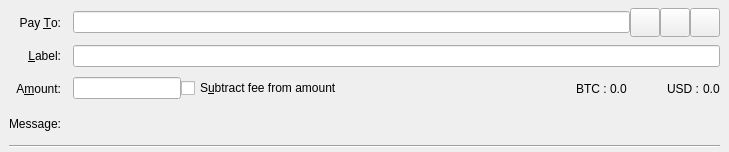
The window that src/qt/forms/sendcoinsentry.ui (Kore-Core/KORE) describes before a commit, drawn with Qt 5.
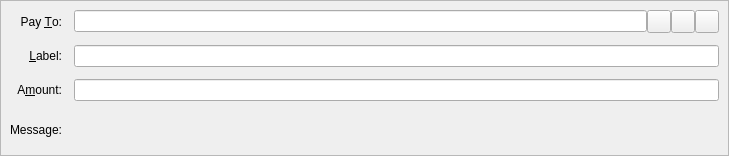
The same window after the commit. Icons and pictures are not drawn. Custom widgets are drawn as their Qt base class.

```diff
--- a/src/qt/forms/sendcoinsentry.ui
+++ b/src/qt/forms/sendcoinsentry.ui
@@ -7,7 +7,7 @@
     <x>0</x>
     <y>0</y>
     <width>729</width>
-    <height>152</height>
+    <height>156</height>
    </rect>
   </property>
   <property name="focusPolicy">
@@ -21,21 +21,15 @@
     <string>This is a normal payment.</string>
    </property>
    <property name="frameShape">
-    <enum>QFrame::NoFrame</enum>
+    <enum>QFrame::StyledPanel</enum>
+   </property>
+   <property name="frameShadow">
+    <enum>QFrame::Sunken</enum>
    </property>
    <layout class="QGridLayout" name="gridLayout">
-    <property name="topMargin">
-     <number>8</number>
-    </property>
-    <property name="bottomMargin">
-     <number>4</number>
-    </property>
-    <property name="horizontalSpacing">
+    <property name="spacing">
      <number>12</number>
     </property>
-    <property name="verticalSpacing">
-     <number>8</number>
-    </property>
     <item row="0" column="0">
      <widget class="QLabel" name="payToLabel">
       <property name="text">
@@ -57,7 +51,7 @@
       <item>
        <widget class="QValidatedLineEdit" name="payTo">
         <property name="toolTip">
-         <string>The Kore address to send the payment to</string>
+         <string>The KORE address to send the payment to</string>
         </property>
        </widget>
       </item>
@@ -73,12 +67,6 @@
          <iconset resource="../kore.qrc">
           <normaloff>:/icons/address-book</normaloff>:/icons/address-book</iconset>
         </property>
-        <property name="iconSize">
-         <size>
-          <width>22</width>
-          <height>22</height>
-         </size>
-        </property>
         <property name="shortcut">
          <string>Alt+A</string>
         </property>
@@ -96,12 +84,6 @@
          <iconset resource="../kore.qrc">
           <normaloff>:/icons/editpaste</normaloff>:/icons/editpaste</iconset>
         </property>
-        <property name="iconSize">
-         <size>
-          <width>22</width>
-          <height>22</height>
-         </size>
-        </property>
         <property name="shortcut">
          <string>Alt+P</string>
         </property>
@@ -119,18 +101,12 @@
          <iconset resource="../kore.qrc">
           <normaloff>:/icons/remove</normaloff>:/icons/remove</iconset>
         </property>
-        <property name="iconSize">
-         <size>
-          <width>22</width>
-          <height>22</height>
-         </size>
-        </property>
        </widget>
       </item>
      </layout>
     </item>
     <item row="1" column="0">
-     <widget class="QLabel" name="labellLabel">
+     <widget class="QLabel" name="labelLabel">
       <property name="text">
        <string>&amp;Label:</string>
       </property>
@@ -163,62 +139,7 @@
      </widget>
     </item>
     <item row="2" column="1">
-     <layout class="QHBoxLayout" name="horizontalLayoutAmount" stretch="0,1,0,0,0,0,0">
-      <item>
-       <widget class="KoreAmountField" name="payAmount"/>
-      </item>
-      <item>
-       <widget class="QCheckBox" name="checkboxSubtractFeeFromAmount">
-        <property name="toolTip">
-         <string>The fee will be deducted from the amount being sent. The recipient will receive less kores than you enter in the amount field. If multiple recipients are selected, the fee is split equally.</string>
-        </property>
-        <property name="text">
-         <string>S&amp;ubtract fee from amount</string>
-        </property>
-       </widget>
-      </item>
-      <item>
-       <widget class="QLabel" name="label_3">
-        <property name="text">
-         <string>BTC : </string>
-        </property>
-       </widget>
-      </item>
-      <item>
-       <widget class="QLabel" name="btcvalue">
-        <property name="text">
-         <string>0.0</string>
-        </property>
-       </widget>
-      </item>
-      <item>
-       <spacer name="horizontalSpacer">
-        <property name="orientation">
-         <enum>Qt::Horizontal</enum>
-        </property>
-        <property name="sizeHint" stdset="0">
-         <size>
-          <width>40</width>
-          <height>20</height>
-         </size>
-        </property>
-       </spacer>
-      </item>
-      <item>
-       <widget class="QLabel" name="label">
-        <property name="text">
-         <string>USD : </string>
-        </property>
-       </widget>
-      </item>
-      <item>
-       <widget class="QLabel" name="usdvalue">
-        <property name="text">
-         <string>0.0</string>
-        </property>
-       </widget>
-      </item>
-     </layout>
+     <widget class="BitcoinAmountField" name="payAmount"/>
     </item>
     <item row="3" column="0">
      <widget class="QLabel" name="messageLabel">
@@ -233,23 +154,16 @@
     <item row="3" column="1">
      <widget class="QLabel" name="messageTextLabel">
       <property name="toolTip">
-       <string>A message that was attached to the kore: URI which will be stored with the transaction for your reference. Note: This message will not be sent over the KORE network.</string>
+       <string>A message that was attached to the KORE: URI which will be stored with the transaction for your reference. Note: This message will not be sent over the KORE network.</string>
       </property>
       <property name="textFormat">
        <enum>Qt::PlainText</enum>
       </property>
      </widget>
     </item>
-    <item row="4" column="0" colspan="2">
-     <widget class="Line" name="line">
-      <property name="orientation">
-       <enum>Qt::Horizontal</enum>
-      </property>
-     </widget>
-    </item>
    </layout>
   </widget>
-  <widget class="QFrame" name="SendCoins_UnauthenticatedPaymentRequest">
+  <widget class="QFrame" name="SendCoins_InsecurePaymentRequest">
    <property name="palette">
     <palette>
      <active>
@@ -666,13 +580,16 @@
     </palette>
    </property>
    <property name="toolTip">
-    <string>This is an unauthenticated payment request.</string>
+    <string>This is an unverified payment request.</string>
    </property>
    <property name="autoFillBackground">
     <bool>true</bool>
    </property>
    <property name="frameShape">
-    <enum>QFrame::NoFrame</enum>
+    <enum>QFrame::StyledPanel</enum>
+   </property>
+   <property name="frameShadow">
+    <enum>QFrame::Sunken</enum>
    </property>
    <layout class="QGridLayout" name="gridLayout_is">
     <property name="spacing">
@@ -743,7 +660,7 @@
      </widget>
     </item>
     <item row="2" column="1">
-     <widget class="KoreAmountField" name="payAmount_is">
+     <widget class="BitcoinAmountField" name="payAmount_is">
       <property name="acceptDrops">
        <bool>false</bool>
       </property>
@@ -751,7 +668,7 @@
     </item>
    </layout>
   </widget>
-  <widget class="QFrame" name="SendCoins_AuthenticatedPaymentRequest">
+  <widget class="QFrame" name="SendCoins_SecurePaymentRequest">
    <property name="palette">
     <palette>
      <active>
@@ -1195,13 +1112,16 @@
     </palette>
    </property>
    <property name="toolTip">
-    <string>This is an authenticated payment request.</string>
+    <string>This is a verified payment request.</string>
    </property>
    <property name="autoFillBackground">
     <bool>true</bool>
    </property>
    <property name="frameShape">
-    <enum>QFrame::NoFrame</enum>
+    <enum>QFrame::StyledPanel</enum>
+   </property>
+   <property name="frameShadow">
+    <enum>QFrame::Sunken</enum>
    </property>
    <layout class="QGridLayout" name="gridLayout_s">
     <property name="spacing">
@@ -1276,7 +1196,7 @@
      </widget>
     </item>
     <item row="2" column="1">
-     <widget class="KoreAmountField" name="payAmount_s">
+     <widget class="BitcoinAmountField" name="payAmount_s">
       <property name="acceptDrops">
        <bool>false</bool>
       </property>
@@ -1292,9 +1212,9 @@
    <header>qvalidatedlineedit.h</header>
   </customwidget>
   <customwidget>
-   <class>KoreAmountField</class>
+   <class>BitcoinAmountField</class>
    <extends>QLineEdit</extends>
-   <header>koreamountfield.h</header>
+   <header>bitcoinamountfield.h</header>
   </customwidget>
  </customwidgets>
  <tabstops>
```
